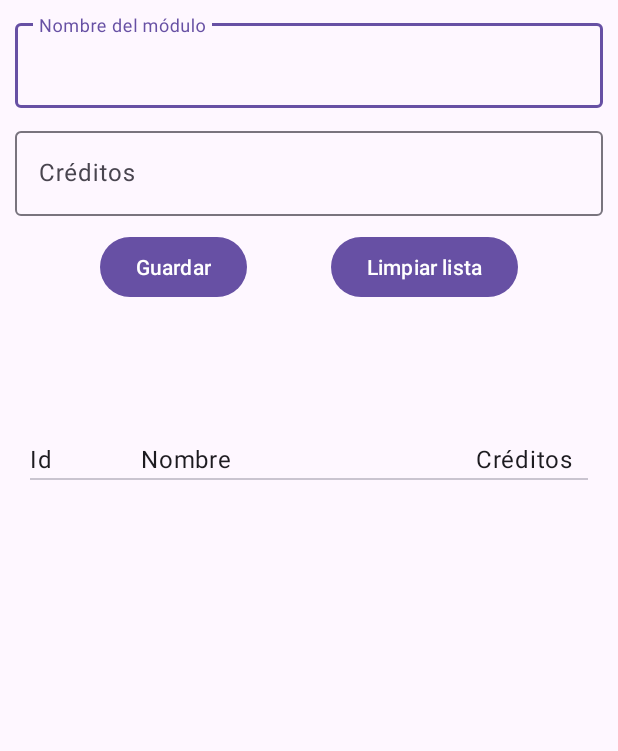
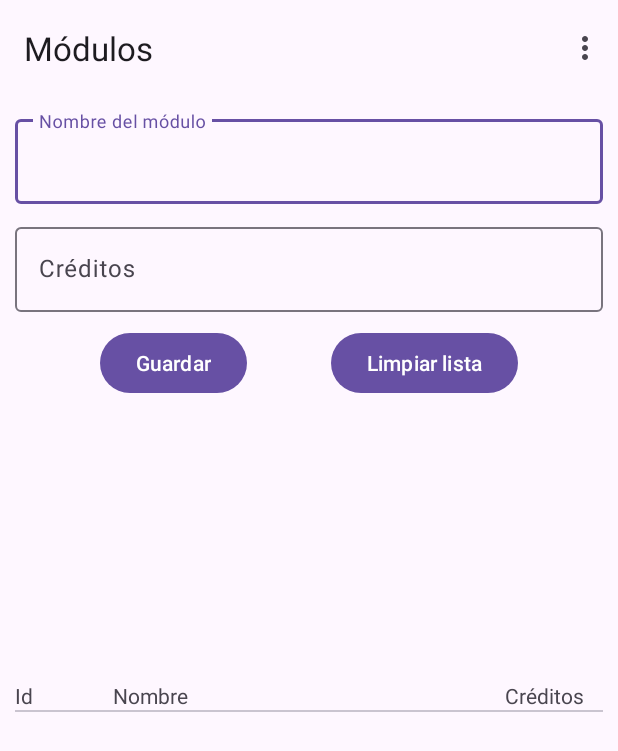
Before and after one commit to mcventur/PracticaRoomModulosDAM, an Android app: the screen it shows after launch (MainActivity), on a phone screen of 412 x 824 dp. Shown: the top 751 px of the screen. Run offline under Robolectric (Android 15) with nearby library versions, the phone set to English and light mode, and no system bars; our stand-ins replace Room's generated code, navigation-ui.

Commit message:
Punto de partida

```diff
--- a/app/src/main/AndroidManifest.xml
+++ b/app/src/main/AndroidManifest.xml
@@ -14,7 +14,7 @@
         android:theme="@style/Theme.PracticaRoomModulos"
         tools:targetApi="31">
         <activity
-            android:name=".ui.MainActivity"
+            android:name=".ui.views.MainActivity"
             android:exported="true"
             android:windowSoftInputMode="adjustPan">
             <intent-filter>
--- a/app/src/main/java/com/mpd/pmdm/practicaroommodulos/ui/MainActivity.kt
+++ /dev/null
@@ -1,12 +0,0 @@
-package com.mpd.pmdm.practicaroommodulos.ui
-
-import androidx.appcompat.app.AppCompatActivity
-import android.os.Bundle
-import com.mpd.pmdm.practicaroommodulos.R
-
-class MainActivity : AppCompatActivity() {
-    override fun onCreate(savedInstanceState: Bundle?) {
-        super.onCreate(savedInstanceState)
-        setContentView(R.layout.activity_main)
-    }
-}
--- a/app/src/main/java/com/mpd/pmdm/practicaroommodulos/ui/ModulesListFragment.kt
+++ /dev/null
@@ -1,137 +0,0 @@
-package com.mpd.pmdm.practicaroommodulos.ui
-
-import android.os.Bundle
-import android.view.LayoutInflater
-import android.view.View
-import android.view.ViewGroup
-import androidx.compose.foundation.ExperimentalFoundationApi
-import androidx.compose.foundation.layout.Column
-import androidx.compose.foundation.layout.Row
-import androidx.compose.foundation.layout.fillMaxSize
-import androidx.compose.foundation.layout.fillMaxWidth
-import androidx.compose.foundation.layout.height
-import androidx.compose.foundation.layout.padding
-import androidx.compose.foundation.lazy.LazyColumn
-import androidx.compose.material3.Divider
-import androidx.compose.material3.MaterialTheme
-import androidx.compose.material3.Surface
-import androidx.compose.material3.Text
-import androidx.compose.runtime.Composable
-import androidx.compose.runtime.livedata.observeAsState
-import androidx.compose.ui.Modifier
-import androidx.compose.ui.platform.ViewCompositionStrategy
-import androidx.compose.ui.unit.dp
-import androidx.fragment.app.Fragment
-import androidx.fragment.app.activityViewModels
-import androidx.recyclerview.widget.LinearLayoutManager
-import com.mpd.pmdm.practicaroommodulos.R
-import com.mpd.pmdm.practicaroommodulos.core.ModuleApp
-import com.mpd.pmdm.practicaroommodulos.data.database.Module
-import com.mpd.pmdm.practicaroommodulos.databinding.FragmentItemListBinding
-import com.mpd.pmdm.practicaroommodulos.ui.viewmodel.ModulosViewModel
-import com.mpd.pmdm.practicaroommodulos.ui.viewmodel.ModulosViewModelFactory
-
-/**
- * A fragment representing a list of Items.
- */
-class ModulesListFragment : Fragment() {
-    private var _binding: FragmentItemListBinding? = null
-    private val binding get() = _binding!!
-
-    private val viewModel: ModulosViewModel by activityViewModels {
-        ModulosViewModelFactory(
-            (activity?.application as ModuleApp).appRepository
-        )
-    }
-
-    override fun onCreateView(
-        inflater: LayoutInflater, container: ViewGroup?,
-        savedInstanceState: Bundle?
-    ): View? {
-        _binding = FragmentItemListBinding.inflate(inflater, container, false)
-        binding.composeListaModulos.apply {
-            // Dispose of the Composition when the view's LifecycleOwner
-            // is destroyed
-            setViewCompositionStrategy(ViewCompositionStrategy.DisposeOnViewTreeLifecycleDestroyed)
-            setContent {
-                // In Compose world
-                MaterialTheme {
-                    ListaModulos(
-                        modifier = Modifier
-                            .fillMaxSize()
-                            .padding(10.dp)
-                    )
-                }
-            }
-        }
-
-        return binding.root
-    }
-
-    @OptIn(ExperimentalFoundationApi::class)
-    @Composable
-    private fun ListaModulos(modifier: Modifier = Modifier) {
-        val listaModulos = viewModel.allModules.observeAsState(emptyList())
-        LazyColumn(modifier) {
-            stickyHeader {
-                CabeceraListaModulos(
-                    modifier = Modifier
-                        .fillMaxWidth()
-                        .height(40.dp)
-                        .padding(bottom = 10.dp)
-                )
-            }
-            items(listaModulos.value.size) {
-                RegistroModulo(modifier = Modifier.fillMaxSize(),listaModulos.value[it])
-            }
-        }
-    }
-
-    @Composable
-    private fun CabeceraListaModulos(modifier: Modifier = Modifier) {
-        Surface(modifier){
-            Column {
-                Row {
-                    Text(
-                        text = getString(R.string.id),
-                        modifier = Modifier.weight(1.0f),
-                    )
-                    Text(
-                        text = getString(R.string.name),
-                        modifier = Modifier.weight(3.0f),
-                    )
-                    Text(
-                        text = getString(R.string.credits),
-                        modifier = Modifier.weight(1.0f),
-                    )
-                }
-                Divider()
-
-            }
-        }
-    }
-
-    @Composable
-    private fun RegistroModulo(modifier: Modifier = Modifier, module: Module) {
-        Row(modifier){
-            Text(
-                text = module.id.toString(),
-                modifier = Modifier.weight(1.0f),
-            )
-            Text(
-                text = module.name,
-                modifier = Modifier.weight(3.0f),
-            )
-            Text(
-                text = module.credits.toString(),
-                modifier = Modifier.weight(1.0f),
-            )
-        }
-    }
-
-    override fun onDestroyView() {
-        super.onDestroyView()
-        _binding = null
-    }
-
-}
--- a/app/src/main/java/com/mpd/pmdm/practicaroommodulos/ui/ModulesRecyclerViewAdapter.kt
+++ b/app/src/main/java/com/mpd/pmdm/practicaroommodulos/ui/adapters/ModulesRecyclerViewAdapter.kt
@@ -1,12 +1,10 @@
-package com.mpd.pmdm.practicaroommodulos.ui
+package com.mpd.pmdm.practicaroommodulos.ui.adapters
 
-import android.annotation.SuppressLint
 import androidx.recyclerview.widget.RecyclerView
 import android.view.LayoutInflater
 import android.view.ViewGroup
 import androidx.recyclerview.widget.DiffUtil
 import androidx.recyclerview.widget.ListAdapter
-import androidx.recyclerview.widget.RecyclerView.ViewHolder
 import com.mpd.pmdm.practicaroommodulos.data.database.Module
 
 import com.mpd.pmdm.practicaroommodulos.databinding.FragmentItemBinding
--- a/app/src/main/java/com/mpd/pmdm/practicaroommodulos/ui/AddModuleFragment.kt
+++ b/app/src/main/java/com/mpd/pmdm/practicaroommodulos/ui/views/AddModuleFragment.kt
@@ -1,4 +1,4 @@
-package com.mpd.pmdm.practicaroommodulos.ui
+package com.mpd.pmdm.practicaroommodulos.ui.views
 
 import android.os.Bundle
 import android.util.Log
--- /dev/null
+++ b/app/src/main/java/com/mpd/pmdm/practicaroommodulos/ui/views/MainActivity.kt
@@ -0,0 +1,51 @@
+package com.mpd.pmdm.practicaroommodulos.ui.views
+
+import androidx.appcompat.app.AppCompatActivity
+import android.os.Bundle
+import android.view.Menu
+import android.view.MenuItem
+import androidx.navigation.findNavController
+import androidx.navigation.ui.AppBarConfiguration
+import androidx.navigation.ui.navigateUp
+import androidx.navigation.ui.onNavDestinationSelected
+import androidx.navigation.ui.setupActionBarWithNavController
+import com.mpd.pmdm.practicaroommodulos.R
+import com.mpd.pmdm.practicaroommodulos.databinding.ActivityMainBinding
+
+class MainActivity : AppCompatActivity() {
+    private lateinit var appBarConfiguration: AppBarConfiguration
+    private lateinit var binding: ActivityMainBinding
+
+
+    override fun onCreate(savedInstanceState: Bundle?) {
+        super.onCreate(savedInstanceState)
+        binding = ActivityMainBinding.inflate(layoutInflater)
+        setContentView(binding.root)
+
+        setSupportActionBar(binding.toolbar)
+
+        val navController = findNavController(R.id.nav_host_fragment_content_main)
+        appBarConfiguration = AppBarConfiguration(navController.graph)
+        setupActionBarWithNavController(navController, appBarConfiguration)
+    }
+
+    /**
+     * Para que los items del menú queden ligados a los destinos de navegación
+     */
+    override fun onCreateOptionsMenu(menu: Menu): Boolean {
+        // Inflate the menu; this adds items to the action bar if it is present.
+        menuInflater.inflate(R.menu.top_menu, menu)
+        return true
+    }
+
+    override fun onOptionsItemSelected(item: MenuItem): Boolean {
+        val navController = findNavController(R.id.nav_host_fragment_content_main)
+        return item.onNavDestinationSelected(navController) || super.onOptionsItemSelected(item)
+    }
+
+    override fun onSupportNavigateUp(): Boolean {
+        val navController = findNavController(R.id.nav_host_fragment_content_main)
+        return navController.navigateUp(appBarConfiguration)
+                || super.onSupportNavigateUp()
+    }
+}
--- /dev/null
+++ b/app/src/main/java/com/mpd/pmdm/practicaroommodulos/ui/views/MainFragment.kt
@@ -0,0 +1,29 @@
+package com.mpd.pmdm.practicaroommodulos.ui.views
+
+import android.os.Bundle
+import androidx.fragment.app.Fragment
+import android.view.LayoutInflater
+import android.view.View
+import android.view.ViewGroup
+import com.mpd.pmdm.practicaroommodulos.R
+import com.mpd.pmdm.practicaroommodulos.databinding.FragmentMainBinding
+
+class MainFragment : Fragment() {
+    private var _binding: FragmentMainBinding? = null
+    private val binding get() = _binding!!
+
+    override fun onCreateView(
+        inflater: LayoutInflater, container: ViewGroup?,
+        savedInstanceState: Bundle?
+    ): View? {
+        // Inflate the layout for this fragment
+        _binding = FragmentMainBinding.inflate(inflater, container, false)
+        return binding.root
+    }
+
+    override fun onDestroyView() {
+        super.onDestroyView()
+        _binding = null
+    }
+
+}
--- /dev/null
+++ b/app/src/main/java/com/mpd/pmdm/practicaroommodulos/ui/views/ModulesListFragment.kt
@@ -0,0 +1,56 @@
+package com.mpd.pmdm.practicaroommodulos.ui.views
+
+import android.os.Bundle
+import android.view.LayoutInflater
+import android.view.View
+import android.view.ViewGroup
+import androidx.fragment.app.Fragment
+import androidx.fragment.app.activityViewModels
+import androidx.recyclerview.widget.LinearLayoutManager
+import com.mpd.pmdm.practicaroommodulos.core.ModuleApp
+import com.mpd.pmdm.practicaroommodulos.databinding.FragmentItemListBinding
+import com.mpd.pmdm.practicaroommodulos.ui.adapters.ModulesRecyclerViewAdapter
+import com.mpd.pmdm.practicaroommodulos.ui.viewmodel.ModulosViewModel
+import com.mpd.pmdm.practicaroommodulos.ui.viewmodel.ModulosViewModelFactory
+
+/**
+ * A fragment representing a list of Items.
+ */
+class ModulesListFragment : Fragment() {
+    private var _binding: FragmentItemListBinding? = null
+    private val binding get() = _binding!!
+
+    private val viewModel: ModulosViewModel by activityViewModels {
+        ModulosViewModelFactory(
+            (activity?.application as ModuleApp).appRepository
+        )
+    }
+
+    override fun onCreateView(
+        inflater: LayoutInflater, container: ViewGroup?,
+        savedInstanceState: Bundle?
+    ): View? {
+        _binding = FragmentItemListBinding.inflate(inflater, container, false)
+        return binding.root
+    }
+
+    override fun onViewCreated(view: View, savedInstanceState: Bundle?) {
+        super.onViewCreated(view, savedInstanceState)
+
+        binding.list.layoutManager = LinearLayoutManager(context)
+        val adapter = ModulesRecyclerViewAdapter()
+        binding.list.adapter = adapter
+
+        //Con adaptator de tipo ListAdapter, llamamos a la función submitList
+        viewModel.allModules.observe(viewLifecycleOwner) {
+            adapter.submitList(it)
+        }
+    }
+
+
+    override fun onDestroyView() {
+        super.onDestroyView()
+        _binding = null
+    }
+
+}
--- a/app/src/main/res/layout/activity_main.xml
+++ b/app/src/main/res/layout/activity_main.xml
@@ -1,29 +1,33 @@
 <?xml version="1.0" encoding="utf-8"?>
-<androidx.constraintlayout.widget.ConstraintLayout xmlns:android="http://schemas.android.com/apk/res/android"
+<androidx.coordinatorlayout.widget.CoordinatorLayout xmlns:android="http://schemas.android.com/apk/res/android"
     xmlns:app="http://schemas.android.com/apk/res-auto"
     xmlns:tools="http://schemas.android.com/tools"
     android:layout_width="match_parent"
     android:layout_height="match_parent"
-    tools:context=".ui.MainActivity">
+    android:fitsSystemWindows="true"
+    tools:context=".ui.views.MainActivity">
 
-    <androidx.fragment.app.FragmentContainerView
-        android:id="@+id/containerAddModule"
-        android:name="com.mpd.pmdm.practicaroommodulos.ui.AddModuleFragment"
+    <com.google.android.material.appbar.AppBarLayout
         android:layout_width="match_parent"
-        android:layout_height="0dp"
-        app:layout_constraintBottom_toTopOf="@+id/containerListModules"
-        app:layout_constraintTop_toTopOf="parent"
-        app:layout_constraintVertical_weight="1"
-        tools:layout="@layout/fragment_add_module" />
+        android:layout_height="wrap_content"
+        android:fitsSystemWindows="true">
 
-    <androidx.fragment.app.FragmentContainerView
-        android:id="@+id/containerListModules"
-        android:name="com.mpd.pmdm.practicaroommodulos.ui.ModulesListFragment"
+        <com.google.android.material.appbar.MaterialToolbar
+            android:id="@+id/toolbar"
+            android:layout_width="match_parent"
+            android:layout_height="?attr/actionBarSize"
+            app:menu="@menu/top_menu"/>
+
+    </com.google.android.material.appbar.AppBarLayout>
+
+
+    <fragment
+        android:id="@+id/nav_host_fragment_content_main"
+        android:name="androidx.navigation.fragment.NavHostFragment"
         android:layout_width="match_parent"
-        android:layout_height="0dp"
-        app:layout_constraintBottom_toBottomOf="parent"
-        app:layout_constraintTop_toBottomOf="@+id/containerAddModule"
-        app:layout_constraintVertical_weight="2"
-        tools:layout="@layout/fragment_item_list" />
+        android:layout_height="match_parent"
+        app:defaultNavHost="true"
+        app:navGraph="@navigation/nav_graph"
+        app:layout_behavior="@string/appbar_scrolling_view_behavior"/>
 
-</androidx.constraintlayout.widget.ConstraintLayout>
+</androidx.coordinatorlayout.widget.CoordinatorLayout>
--- a/app/src/main/res/layout/fragment_add_module.xml
+++ b/app/src/main/res/layout/fragment_add_module.xml
@@ -4,7 +4,7 @@
     xmlns:tools="http://schemas.android.com/tools"
     android:layout_width="match_parent"
     android:layout_height="match_parent"
-    tools:context=".ui.AddModuleFragment"
+    tools:context=".ui.views.AddModuleFragment"
     android:padding="@dimen/layout_padding">
 
 
--- a/app/src/main/res/layout/fragment_item_list.xml
+++ b/app/src/main/res/layout/fragment_item_list.xml
@@ -6,11 +6,27 @@
     android:layout_height="match_parent"
     android:padding="@dimen/layout_padding">
 
-    <androidx.compose.ui.platform.ComposeView
-        android:id="@+id/compose_lista_modulos"
+    <include
+        android:id="@+id/cabecera"
+        layout="@layout/fragment_item_list_header"
+        android:layout_width="match_parent"
+        android:layout_height="wrap_content"
+        app:layout_constraintTop_toTopOf="parent" />
+
+    <com.google.android.material.divider.MaterialDivider
+        android:layout_width="match_parent"
+        android:layout_height="wrap_content"
+        app:layout_constraintTop_toBottomOf="@id/cabecera" />
+
+    <androidx.recyclerview.widget.RecyclerView
+        android:id="@+id/list"
         android:layout_width="match_parent"
         android:layout_height="0dp"
-        app:layout_constraintTop_toTopOf="parent"
-        app:layout_constraintBottom_toBottomOf="parent"/>
+        app:layoutManager="LinearLayoutManager"
+        app:layout_constraintBottom_toBottomOf="parent"
+        app:layout_constraintTop_toBottomOf="@id/cabecera"
+        tools:context=".ui.ModulesListFragment"
+        tools:listitem="@layout/fragment_item"
+        android:paddingTop="@dimen/field_margin_top"/>
 
 </androidx.constraintlayout.widget.ConstraintLayout>
--- /dev/null
+++ b/app/src/main/res/layout/fragment_main.xml
@@ -0,0 +1,29 @@
+<?xml version="1.0" encoding="utf-8"?>
+<androidx.constraintlayout.widget.ConstraintLayout xmlns:android="http://schemas.android.com/apk/res/android"
+    xmlns:app="http://schemas.android.com/apk/res-auto"
+    xmlns:tools="http://schemas.android.com/tools"
+    android:layout_width="match_parent"
+    android:layout_height="match_parent"
+    tools:context=".ui.views.MainFragment">
+
+    <androidx.fragment.app.FragmentContainerView
+        android:id="@+id/containerAddModule"
+        android:name="com.mpd.pmdm.practicaroommodulos.ui.views.AddModuleFragment"
+        android:layout_width="match_parent"
+        android:layout_height="0dp"
+        app:layout_constraintBottom_toTopOf="@+id/containerListModules"
+        app:layout_constraintTop_toTopOf="parent"
+        app:layout_constraintVertical_weight="2"
+        tools:layout="@layout/fragment_add_module" />
+
+    <androidx.fragment.app.FragmentContainerView
+        android:id="@+id/containerListModules"
+        android:name="com.mpd.pmdm.practicaroommodulos.ui.views.ModulesListFragment"
+        android:layout_width="match_parent"
+        android:layout_height="0dp"
+        app:layout_constraintBottom_toBottomOf="parent"
+        app:layout_constraintTop_toBottomOf="@+id/containerAddModule"
+        app:layout_constraintVertical_weight="2"
+        tools:layout="@layout/fragment_item_list" />
+
+</androidx.constraintlayout.widget.ConstraintLayout>
--- /dev/null
+++ b/app/src/main/res/menu/top_menu.xml
@@ -0,0 +1,11 @@
+<?xml version="1.0" encoding="utf-8"?>
+<menu xmlns:app="http://schemas.android.com/apk/res-auto"
+    xmlns:android="http://schemas.android.com/apk/res/android">
+
+    <item
+        android:id="@+id/settingsFragment"
+        android:layout_width="wrap_content"
+        android:layout_height="wrap_content"
+        android:title="Settings"
+        app:showAsAction="never" />
+</menu>
--- /dev/null
+++ b/app/src/main/res/navigation/nav_graph.xml
@@ -0,0 +1,21 @@
+<?xml version="1.0" encoding="utf-8"?>
+<navigation xmlns:android="http://schemas.android.com/apk/res/android"
+    xmlns:app="http://schemas.android.com/apk/res-auto"
+    xmlns:tools="http://schemas.android.com/tools"
+    android:id="@+id/nav_graph"
+    app:startDestination="@id/mainFragment">
+
+    <fragment
+        android:id="@+id/mainFragment"
+        android:name="com.mpd.pmdm.practicaroommodulos.ui.views.MainFragment"
+        android:label="@string/modulos" >
+        <action
+            android:id="@+id/action_mainFragment_to_settingsFragment2"
+            app:destination="@id/settingsFragment" />
+    </fragment>
+    <fragment
+        android:id="@+id/settingsFragment"
+        android:name="com.mpd.pmdm.practicaroommodulos.ui.views.SettingsFragment"
+        android:label="@string/settings"
+        tools:layout="@layout/fragment_settings" />
+</navigation>
--- a/app/src/main/res/values/strings.xml
+++ b/app/src/main/res/values/strings.xml
@@ -11,4 +11,12 @@
     <string name="id">Id</string>
     <string name="name">Nombre</string>
     <string name="credits">Créditos</string>
+    <string name="title_activity_main">MainActivity</string>
+    <string name="display_id">Mostrar columna Id</string>
+    <string name="limpiar_lista">Limpiar lista</string>
+    <string name="guardar">Guardar</string>
+    <string name="sort_field_tag">Ordenar listado por</string>
+    <string name="settings">Configuración</string>
+    <string name="orden_ascendente">Orden Ascendente</string>
+    <string name="modulos">Módulos</string>
 </resources>
```
Also changed, not shown: app/build.gradle.kts (+8 -0 lines), app/src/main/java/com/mpd/pmdm/practicaroommodulos/ui/views/SettingsFragment.kt (added, +41 -0 lines), app/src/main/res/layout/fragment_settings.xml (added, +65 -0 lines).
